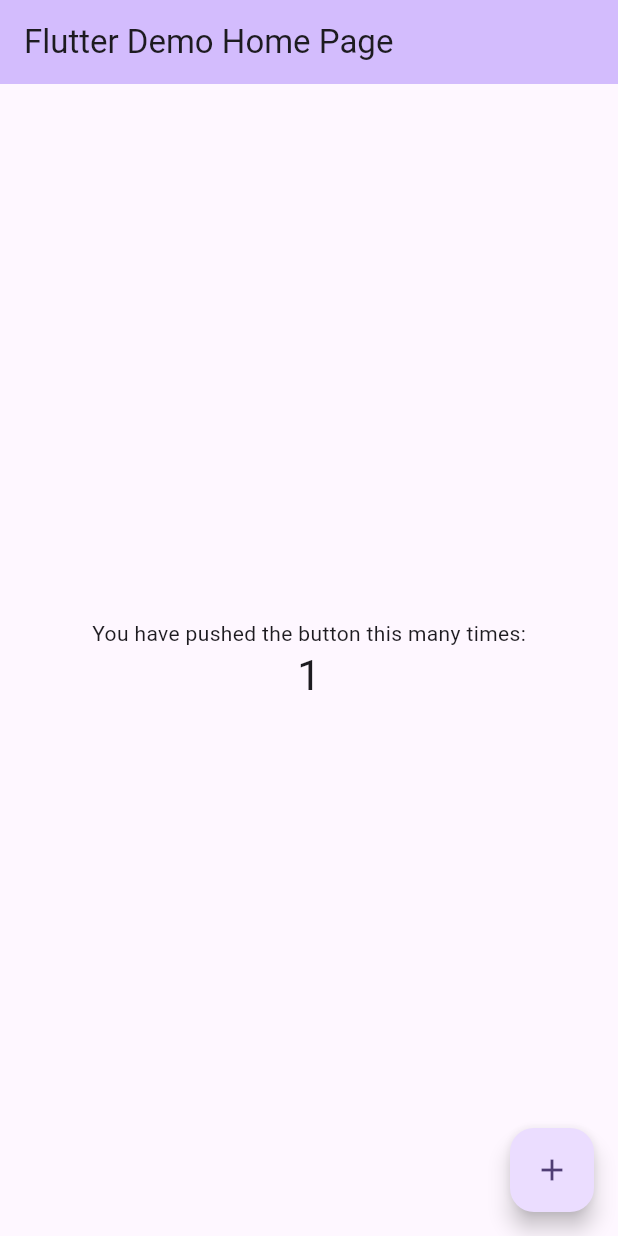
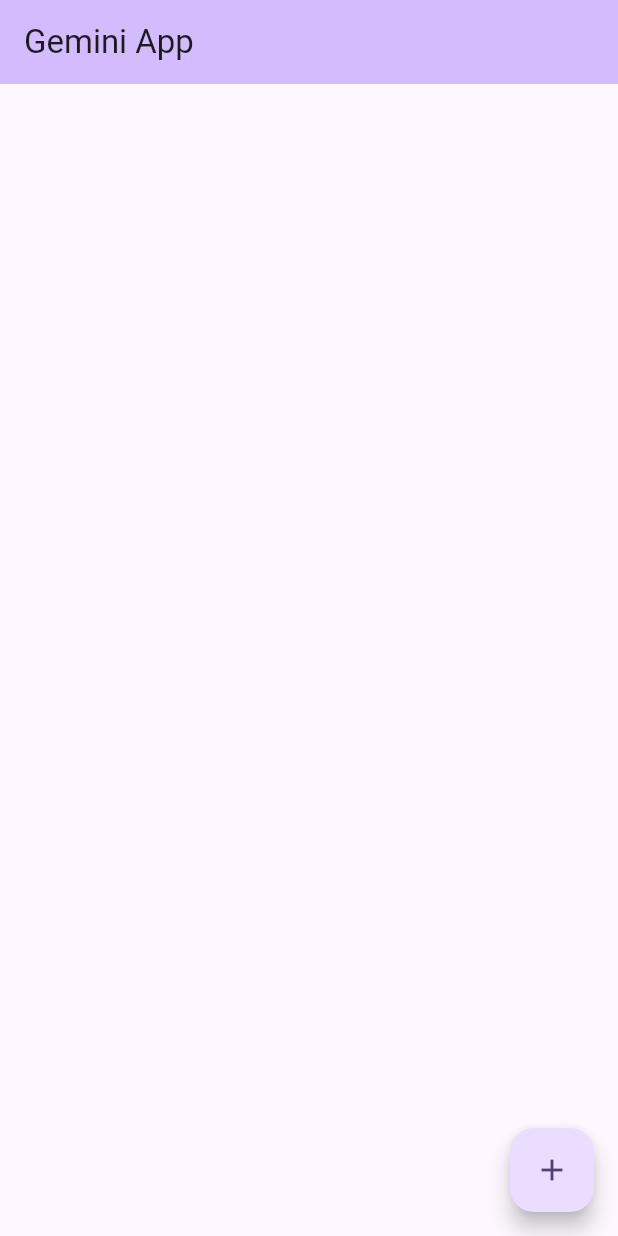
Before and after one commit to gabuldev/flutter_gemini_app, a Flutter app: the screen it shows after launch, after a tap on the "add" icon, on a phone screen of 412 x 824 dp. Run offline on Flutter 3.47's test engine with Material 3 defaults, Android fonts, the phone set to English and light mode, and no system bars; our stand-ins replace google_generative_ai, image_picker; missing offline and left inert: image_picker_web.

Commit message:
second commit

```diff
--- /dev/null
+++ b/lib/apikey.dart
@@ -0,0 +1 @@
+const apiKey = "YOUR_API_KEY";
--- /dev/null
+++ b/lib/gemini.dart
@@ -0,0 +1,10 @@
+import 'package:google_generative_ai/google_generative_ai.dart';
+
+import 'apikey.dart';
+
+class Gemini {
+  final model = GenerativeModel(
+    model: 'gemini-pro-vision',
+    apiKey: apiKey,
+  );
+}
--- a/lib/main.dart
+++ b/lib/main.dart
@@ -1,4 +1,10 @@
+import 'package:flutter/foundation.dart';
 import 'package:flutter/material.dart';
+import 'package:google_generative_ai/google_generative_ai.dart';
+import 'package:image_picker/image_picker.dart';
+import 'package:image_picker_web/image_picker_web.dart';
+
+import 'gemini.dart';
 
 void main() {
   runApp(const MyApp());
@@ -7,116 +13,120 @@ void main() {
 class MyApp extends StatelessWidget {
   const MyApp({super.key});
 
-  // This widget is the root of your application.
   @override
   Widget build(BuildContext context) {
     return MaterialApp(
-      title: 'Flutter Demo',
+      title: 'Gemini APP',
       theme: ThemeData(
-        // This is the theme of your application.
-        //
-        // TRY THIS: Try running your application with "flutter run". You'll see
-        // the application has a purple toolbar. Then, without quitting the app,
-        // try changing the seedColor in the colorScheme below to Colors.green
-        // and then invoke "hot reload" (save your changes or press the "hot
-        // reload" button in a Flutter-supported IDE, or press "r" if you used
-        // the command line to start the app).
-        //
-        // Notice that the counter didn't reset back to zero; the application
-        // state is not lost during the reload. To reset the state, use hot
-        // restart instead.
-        //
-        // This works for code too, not just values: Most code changes can be
-        // tested with just a hot reload.
-        colorScheme: ColorScheme.fromSeed(seedColor: Colors.deepPurple),
+        colorScheme: ColorScheme.fromSeed(
+          seedColor: Colors.deepPurple,
+        ),
         useMaterial3: true,
       ),
-      home: const MyHomePage(title: 'Flutter Demo Home Page'),
+      home: const HomePage(),
     );
   }
 }
 
-class MyHomePage extends StatefulWidget {
-  const MyHomePage({super.key, required this.title});
-
-  // This widget is the home page of your application. It is stateful, meaning
-  // that it has a State object (defined below) that contains fields that affect
-  // how it looks.
-
-  // This class is the configuration for the state. It holds the values (in this
-  // case the title) provided by the parent (in this case the App widget) and
-  // used by the build method of the State. Fields in a Widget subclass are
-  // always marked "final".
-
-  final String title;
+class HomePage extends StatefulWidget {
+  const HomePage({super.key});
 
   @override
-  State<MyHomePage> createState() => _MyHomePageState();
+  State<HomePage> createState() => _HomePageState();
 }
 
-class _MyHomePageState extends State<MyHomePage> {
-  int _counter = 0;
+class _HomePageState extends State<HomePage> {
+  final gemini = Gemini();
 
-  void _incrementCounter() {
+  String text = "";
+  var isLoading = false;
+
+  Future<void> getImageWeb() async {
+    var bytesFromPicker = await ImagePickerWeb.getImageAsBytes();
+    recognizeProducts(bytesFromPicker!);
+  }
+
+  Future<void> getImageDevice() async {
+    var xFile = await ImagePicker().pickImage(source: ImageSource.gallery);
+    if (xFile != null) {
+      final bytes = await xFile.readAsBytes();
+      recognizeProducts(bytes);
+    }
+  }
+
+  Future<void> recognizeProducts(Uint8List imageBytes) async {
+    const prompt =
+        'Você vai receber a foto de um cardápio de restaurante e me devolva todos os produtos que estão escritos nele em formato JSON';
+    final content = [
+      Content.multi(
+        [
+          TextPart(prompt),
+          DataPart("image/jpeg", imageBytes),
+        ],
+      ),
+    ];
+    final response = await gemini.model.generateContent(content);
     setState(() {
-      // This call to setState tells the Flutter framework that something has
-      // changed in this State, which causes it to rerun the build method below
-      // so that the display can reflect the updated values. If we changed
-      // _counter without calling setState(), then the build method would not be
-      // called again, and so nothing would appear to happen.
-      _counter++;
+      text = response.text ?? "";
+    });
+  }
+
+  Future<void> recognizePlate(Uint8List imageBytes) async {
+    const prompt =
+        'Você vai receber a foto de uma placa de veículo, me devolvam o texto que está escrito nela.';
+    final content = [
+      Content.multi(
+        [
+          TextPart(prompt),
+          DataPart("image/jpeg", imageBytes),
+        ],
+      ),
+    ];
+    final response = await gemini.model.generateContent(content);
+    setState(() {
+      text = response.text ?? "";
+    });
+  }
+
+  Future<void> generateContent() async {
+    isLoading = true;
+    setState(() {});
+    const prompt = 'Write a story about a magic backpack.';
+    final content = [Content.text(prompt)];
+    final response = await gemini.model.generateContent(content);
+    setState(() {
+      isLoading = false;
+      text = response.text ?? "";
     });
   }
 
   @override
   Widget build(BuildContext context) {
-    // This method is rerun every time setState is called, for instance as done
-    // by the _incrementCounter method above.
-    //
-    // The Flutter framework has been optimized to make rerunning build methods
-    // fast, so that you can just rebuild anything that needs updating rather
-    // than having to individually change instances of widgets.
     return Scaffold(
       appBar: AppBar(
-        // TRY THIS: Try changing the color here to a specific color (to
-        // Colors.amber, perhaps?) and trigger a hot reload to see the AppBar
-        // change color while the other colors stay the same.
         backgroundColor: Theme.of(context).colorScheme.inversePrimary,
-        // Here we take the value from the MyHomePage object that was created by
-        // the App.build method, and use it to set our appbar title.
-        title: Text(widget.title),
+        title: const Text("Gemini App"),
       ),
-      body: Center(
-        // Center is a layout widget. It takes a single child and positions it
-        // in the middle of the parent.
+      body: isLoading
+          ? const Center(
+              child: CircularProgressIndicator(),
+            )
+          : SingleChildScrollView(
               child: Column(
-          // Column is also a layout widget. It takes a list of children and
-          // arranges them vertically. By default, it sizes itself to fit its
-          // children horizontally, and tries to be as tall as its parent.
-          //
-          // Column has various properties to control how it sizes itself and
-          // how it positions its children. Here we use mainAxisAlignment to
-          // center the children vertically; the main axis here is the vertical
-          // axis because Columns are vertical (the cross axis would be
-          // horizontal).
-          //
-          // TRY THIS: Invoke "debug painting" (choose the "Toggle Debug Paint"
-          // action in the IDE, or press "p" in the console), to see the
-          // wireframe for each widget.
                 mainAxisAlignment: MainAxisAlignment.center,
                 children: <Widget>[
-            const Text(
-              'You have pushed the button this many times:',
-            ),
                   Text(
-              '$_counter',
+                    text,
                     style: Theme.of(context).textTheme.headlineMedium,
                   ),
                 ],
               ),
             ),
+
       floatingActionButton: FloatingActionButton(
-        onPressed: _incrementCounter,
+        onPressed: () {
+          getImageDevice();
+        },
         tooltip: 'Increment',
         child: const Icon(Icons.add),
       ), // This trailing comma makes auto-formatting nicer for build methods.
--- a/pubspec.yaml
+++ b/pubspec.yaml
@@ -35,6 +35,10 @@ dependencies:
   # The following adds the Cupertino Icons font to your application.
   # Use with the CupertinoIcons class for iOS style icons.
   cupertino_icons: ^1.0.6
+  google_generative_ai: ^0.3.0
+  image_picker: ^1.0.8
+  image_picker_for_web: ^3.0.3
+  image_picker_web: ^3.1.1
 
 dev_dependencies:
   flutter_test:
```
Also changed, not shown: pubspec.lock, 11 other files. Lines whose indentation alone changed are shown as unchanged.
